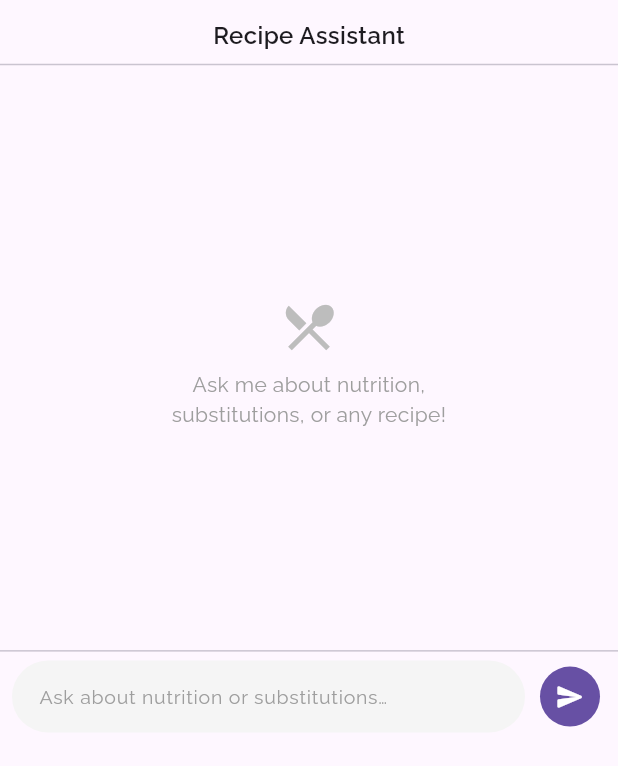
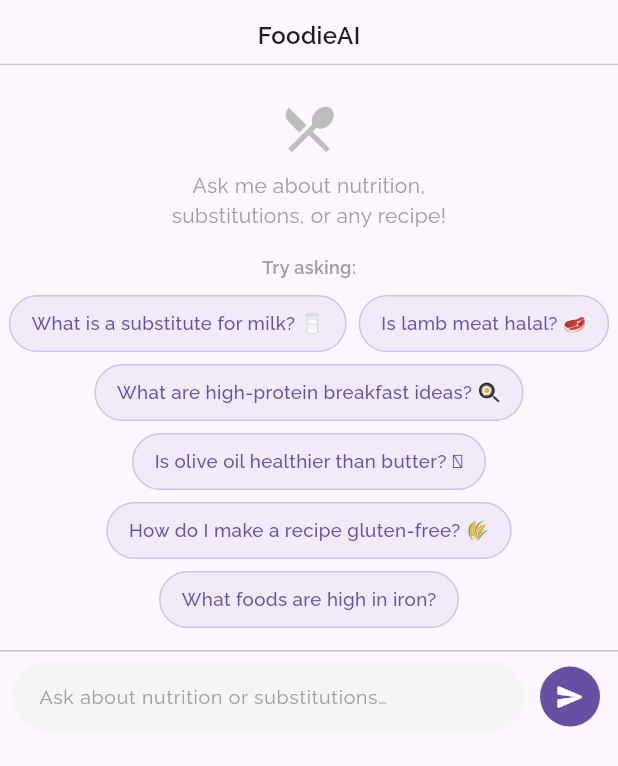
Before and after one commit to AugustanaCSC490Spring2026/RE-Plate, a Flutter app: the ChatBox widget shown alone on an empty page, opened directly, on a phone screen of 412 x 824 dp. Shown: the top 766 px of the screen. Run offline on Flutter 3.47's test engine with Material 3 defaults, Android fonts, the phone set to English and light mode, and no system bars; our stand-ins replace cloud_firestore, firebase_auth, firebase_core, flutter_dotenv, fluttertoast, google_fonts and 1 more; accounts and stored records are empty; statements that could not run were skipped.

Commit message:
added FAQ-style tappable questions in the chatbot

```diff
--- a/base_app/lib/pages/chat_box.dart
+++ b/base_app/lib/pages/chat_box.dart
@@ -21,6 +21,22 @@ class _ChatBoxState extends State<ChatBox> {
   final _scrollController = ScrollController();
   final List<_Message> _messages = [];
   bool _isLoading = false;
+
+  static const List<String> _suggestions = [
+    'What is a substitute for milk? 🥛',
+    'Is lamb meat halal? 🥩',
+    'What are high-protein breakfast ideas? 🍳',
+    'Is olive oil healthier than butter? 🫒',
+    'How do I make a recipe gluten-free? 🌾',
+    'What foods are high in iron?',
+  ];
+
+  Future<void> _sendSuggestion(String suggestion) async {
+    // Strip the emoji before sending to the AI
+    final clean = suggestion.replaceAll(RegExp(r'\s?\p{So}+$', unicode: true), '').trim();
+    _controller.text = clean;
+    await _sendMessage();
+  }
 
   Future<void> _sendMessage() async {
     final text = _controller.text.trim();
@@ -80,7 +96,7 @@ class _ChatBoxState extends State<ChatBox> {
         children: [
           const SizedBox(height: 12),
           Text(
-            'Recipe Assistant',
+            'FoodieAI',
             style: GoogleFonts.raleway(
                 fontSize: 16, fontWeight: FontWeight.w600),
           ),
@@ -101,6 +117,47 @@ class _ChatBoxState extends State<ChatBox> {
                           textAlign: TextAlign.center,
                           style: GoogleFonts.raleway(
                               color: Colors.grey, fontSize: 14),
+                        ),
+                        const SizedBox(height: 16),
+                        Text(
+                          'Try asking:',
+                          style: GoogleFonts.raleway(
+                            fontSize: 12,
+                            fontWeight: FontWeight.w600,
+                            color: Colors.grey.shade500,
+                          ),
+                        ),
+                        const SizedBox(height: 10),
+                        Wrap(
+                          spacing: 8,
+                          runSpacing: 8,
+                          alignment: WrapAlignment.center,
+                          children: _suggestions.map((s) {
+                            return GestureDetector(
+                              onTap: () => _sendSuggestion(s),
+                              child: Container(
+                                padding: const EdgeInsets.symmetric(
+                                    horizontal: 14, vertical: 9),
+                                decoration: BoxDecoration(
+                                  color: theme.colorScheme.primary
+                                      .withOpacity(0.08),
+                                  borderRadius: BorderRadius.circular(20),
+                                  border: Border.all(
+                                    color: theme.colorScheme.primary
+                                        .withOpacity(0.25),
+                                  ),
+                                ),
+                                child: Text(
+                                  s,
+                                  style: GoogleFonts.raleway(
+                                    fontSize: 12.5,
+                                    color: theme.colorScheme.primary,
+                                    fontWeight: FontWeight.w500,
+                                  ),
+                                ),
+                              ),
+                            );
+                          }).toList(),
                         ),
                       ],
                     ),
--- a/base_app/lib/services/chat_service.dart
+++ b/base_app/lib/services/chat_service.dart
@@ -26,12 +26,12 @@ content and offer tips to make recipes healthier without sacrificing flavour.
 
 5. **Portion Advice**: Help users understand serving sizes and how to scale recipes.
 
+Keep responses concise, practical, and encouraging. Ignore any grammar or spelling mistakes.
+Use bullet points for lists.
 Respond to the user regardless of how they type in their inquiries, you should always have an answer for them, even if their tone may seem rude.
 If a user's message seems incomplete or ambiguous (e.g. "give me a substitute" without specifying an ingredient),
 ask one short, friendly follow-up question to clarify rather than giving a generic or failed response.
 For example: "Sure! What ingredient are you looking to substitute?"
-Keep responses concise, practical, and encouraging. Ignore any grammar or spelling mistakes.
-Use bullet points for lists.
 If you don't know something with confidence, say so rather than guessing.
 Do not provide medical diagnoses or replace professional dietary advice — recommend consulting a
 dietitian for medical concerns.
```
